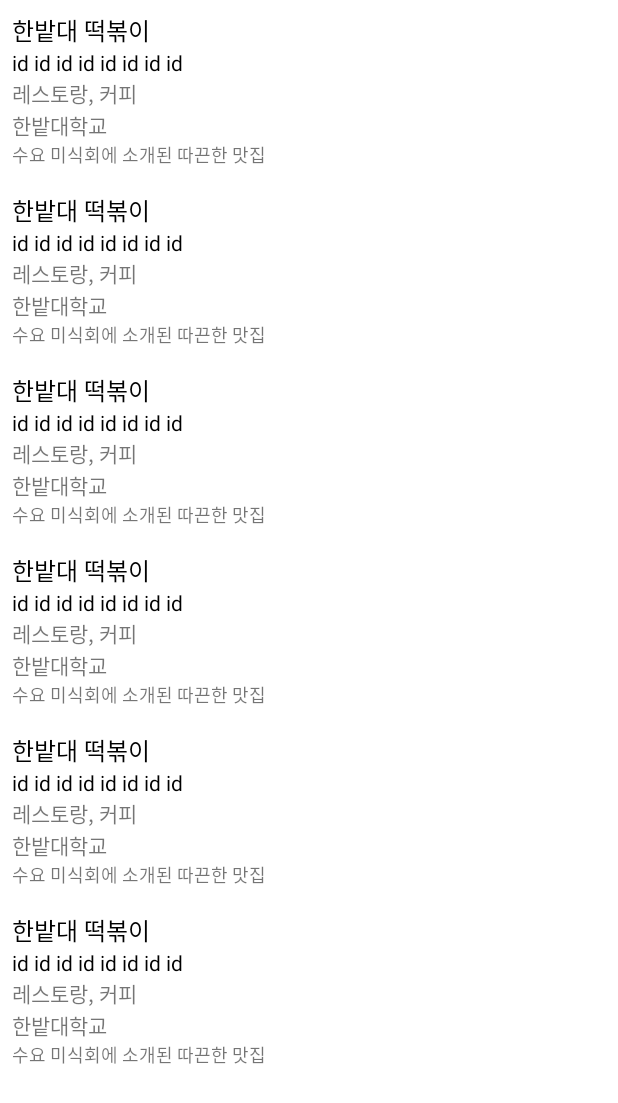
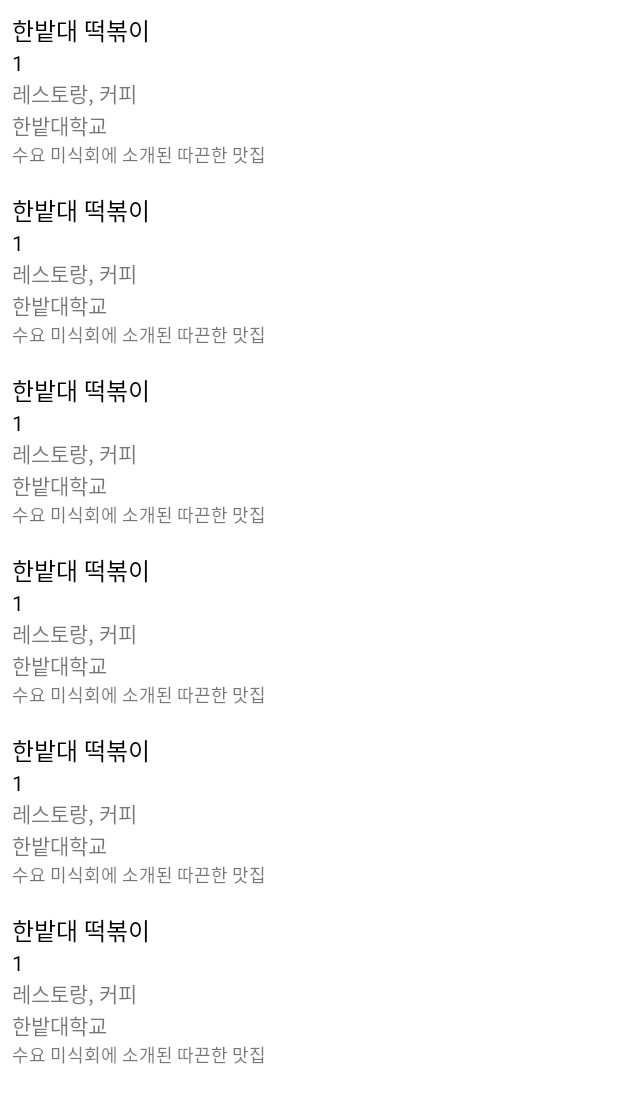
Before and after one commit to develop-playground/jeju-road-android, an Android app: the layout fragment_restaurant_list.xml on its own in the app's theme, with its tools: preview values and no code run, on a phone screen of 412 x 824 dp. Shown: the top 1103 px of the screen. Run offline under Robolectric (Android 15) with nearby library versions, the phone set to English and light mode, and no system bars.

Commit message:
#6 id 타입 Long으로 변경 이슈 대응

```diff
--- a/app/src/main/assets/restaurant_detail.json
+++ b/app/src/main/assets/restaurant_detail.json
@@ -3,14 +3,14 @@
   "message": "요청이 성공적으로 완료되었습니다.",
   "information": [
     {
-      "id": "ba2b8d48-6b65-4916-b485-67e658136c4e",
+      "id": 1,
       "name": "떡볶이",
       "images": [
         "https://cdn.meesig.com/v3/prod/image/item/mainpage/907/ad4474bef39c4167b84477eaa7a5052f20210708171733."
       ],
       "menus": [
         {
-          "id": "cq8e8d48-6b65-4916-b485-67e6581363sa",
+          "id": 10,
           "name": "아무튼 떡볶이",
           "image": "https://cdn.meesig.com/v3/prod/image/item/mainpage/907/ad4474bef39c4167b84477eaa7a5052f20210708171733.",
           "price": 9000
--- a/app/src/main/java/github/hongbeomi/jeju_road/data/model/DetailInformationData.kt
+++ b/app/src/main/java/github/hongbeomi/jeju_road/data/model/DetailInformationData.kt
@@ -1,7 +1,7 @@
 package github.hongbeomi.jeju_road.data.model
 
 data class DetailInformationData (
-    val id: String,
+    val id: Long,
     val name: String,
     val images: List<String>,
     val menus: List<MenuData>,
--- a/app/src/main/java/github/hongbeomi/jeju_road/data/model/InformationData.kt
+++ b/app/src/main/java/github/hongbeomi/jeju_road/data/model/InformationData.kt
@@ -1,7 +1,7 @@
 package github.hongbeomi.jeju_road.data.model
 
 data class InformationData(
-    val id: String,
+    val id: Long,
     val name: String,
     val category: List<String>,
     val address: String,
--- a/app/src/main/java/github/hongbeomi/jeju_road/data/model/MenuData.kt
+++ b/app/src/main/java/github/hongbeomi/jeju_road/data/model/MenuData.kt
@@ -1,7 +1,7 @@
 package github.hongbeomi.jeju_road.data.model
 
 data class MenuData(
-    val id: String,
+    val id: Long,
     val name: String,
     val image: String,
     val price: Long
--- a/app/src/main/java/github/hongbeomi/jeju_road/domain/model/Information.kt
+++ b/app/src/main/java/github/hongbeomi/jeju_road/domain/model/Information.kt
@@ -1,7 +1,7 @@
 package github.hongbeomi.jeju_road.domain.model
 
 data class Information(
-    val id: String,
+    val id: Long,
     val name: String,
     val category: List<String>,
     val address: String,
--- a/app/src/main/res/layout/item_restaurant_list.xml
+++ b/app/src/main/res/layout/item_restaurant_list.xml
@@ -30,10 +30,10 @@
             android:id="@+id/textView_item_restaurant_list_id"
             android:layout_width="wrap_content"
             android:layout_height="wrap_content"
-            android:text="@{information.id}"
+            android:text="@{String.valueOf(information.id)}"
             android:textColor="@color/black"
             android:textSize="14sp"
-            tools:text="id id id id id id id id"
+            tools:text="1"
             app:layout_constraintStart_toStartOf="parent"
             app:layout_constraintTop_toBottomOf="@id/textView_item_restaurant_list_name" />
 
```
Also changed, not shown: app/src/main/assets/restaurant.json (+4 -4 lines), 1 other file.
